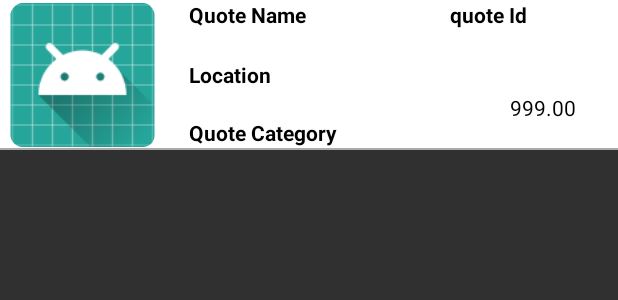
After one commit to uzairnz/WhatsAround, an Android app: the layout search_detail_recyclerview.xml on its own in the app's theme, with its tools: preview values and no code run, on a phone screen of 412 x 824 dp. The commit adds this screen. Shown: the top 300 px of the screen. Run offline under Robolectric (Android 15) with nearby library versions, the phone set to English and light mode, and no system bars.

Commit message:
Search Detail on customer side

```diff
--- a/app/src/main/AndroidManifest.xml
+++ b/app/src/main/AndroidManifest.xml
@@ -36,7 +36,8 @@
             android:label="@string/title_activity_partner_home" />
         <activity android:name=".AddQuoteActivity" />
         <activity android:name=".Quote_Detail" />
-        <activity android:name=".MyQuotesActivity"></activity>
+        <activity android:name=".MyQuotesActivity" />
+        <activity android:name=".SearchDetail"></activity>
     </application>
 
 </manifest>
--- a/app/src/main/java/com/example/uzairzohaib/whatsaround/Api.java
+++ b/app/src/main/java/com/example/uzairzohaib/whatsaround/Api.java
@@ -24,7 +24,7 @@ import com.example.uzairzohaib.whatsaround.models.ServiceQuote;
 
 public interface Api {
 
-    String BASE_URL = "http://192.168.1.6:8000/api/";
+    String BASE_URL = "http://192.168.1.7:8000/api/";
 
     @GET("service")
     Call<ArrayList<Service>> getServices();
--- a/app/src/main/res/layout/activity_login.xml
+++ b/app/src/main/res/layout/activity_login.xml
@@ -12,6 +12,7 @@
         android:layout_width="wrap_content"
         android:layout_height="wrap_content"
         android:layout_above="@+id/view"
+        android:gravity="center"
         android:layout_centerHorizontal="true"
         android:layout_marginBottom="11dp"
         android:text="@string/user"
@@ -26,6 +27,7 @@
         android:layout_alignParentEnd="true"
         android:layout_marginBottom="17dp"
         android:layout_marginEnd="85dp"
+        android:gravity="center"
         android:text="@string/partner"
         android:textColor="#ffffff"
         android:theme="@style/MyButton" />
--- /dev/null
+++ b/app/src/main/res/layout/search_detail_recyclerview.xml
@@ -0,0 +1,95 @@
+<?xml version="1.0" encoding="utf-8"?>
+<RelativeLayout
+    xmlns:android="http://schemas.android.com/apk/res/android"
+    xmlns:tools="http://schemas.android.com/tools"
+    android:layout_width="match_parent"
+    android:layout_height="100dp"
+    android:orientation="horizontal"
+    android:background="#ffff"
+    android:id="@+id/search_parent_layout"
+    xmlns:card_view="http://schemas.android.com/apk/res-auto">
+
+
+    <RelativeLayout
+        android:layout_width="match_parent"
+        android:layout_height="match_parent">
+
+        <TextView
+            android:id="@+id/quote_Id"
+            android:layout_width="112dp"
+            android:layout_height="20dp"
+            android:layout_alignParentEnd="true"
+            android:layout_alignParentTop="true"
+            android:text="@string/quote_ID"
+            android:textColor="#000"
+            android:textStyle="bold" />
+
+
+        <TextView
+            android:id="@+id/quote_name"
+            android:layout_width="112dp"
+            android:layout_height="20dp"
+            android:layout_alignParentTop="true"
+            android:layout_marginStart="16dp"
+            android:layout_toEndOf="@+id/img_quote"
+            android:text="@string/quote_name"
+            android:textColor="#000"
+            android:textStyle="bold" />
+
+        <TextView
+            android:id="@+id/quote_location"
+            android:layout_width="112dp"
+            android:layout_height="20dp"
+            android:layout_alignStart="@+id/quote_name"
+            android:layout_centerVertical="true"
+            android:text="@string/service_location"
+            android:textColor="#000"
+            android:textStyle="bold" />
+
+        <TextView
+            android:id="@+id/quote_category"
+            android:layout_width="112dp"
+            android:layout_height="20dp"
+            android:layout_above="@+id/view2"
+            android:layout_alignStart="@+id/quote_location"
+            android:text="@string/quote_category"
+            android:textColor="#000"
+            android:textStyle="bold" />
+
+        <View
+            android:id="@+id/view2"
+            android:layout_width="match_parent"
+            android:layout_height="1dp"
+            android:layout_alignParentBottom="true"
+            android:layout_alignParentStart="true"
+            android:background="@android:color/darker_gray"
+            android:foregroundGravity="bottom" />
+
+        <TextView
+            android:id="@+id/quote_price"
+            android:layout_width="100dp"
+            android:layout_height="25dp"
+            android:layout_above="@+id/view2"
+            android:layout_alignParentEnd="true"
+            android:layout_marginBottom="15dp"
+            android:padding="@dimen/margin_4"
+            android:text="@string/_999_00"
+            android:textAlignment="center"
+            android:textColor="@color/colorPrimaryDark" />
+
+        <ImageView
+            android:id="@+id/img_quote"
+            android:layout_width="110dp"
+            android:layout_height="match_parent"
+            android:layout_alignParentStart="true"
+            android:layout_alignParentTop="true"
+            android:contentDescription="@string/todo"
+            android:padding="2dp"
+            android:src="@mipmap/ic_launcher_round"
+            tools:layout_editor_absoluteX="0dp"
+            tools:layout_editor_absoluteY="0dp" />
+
+    </RelativeLayout>
+
+
+</RelativeLayout>
--- a/app/src/main/res/layout/services_recyclerview.xml
+++ b/app/src/main/res/layout/services_recyclerview.xml
@@ -5,6 +5,7 @@
     android:layout_width="match_parent"
     android:layout_height="100dp"
     android:orientation="horizontal"
+    android:id="@+id/search_parent_layout"
     android:background="@color/colorPrimary">
 
 
--- a/app/src/main/res/values/strings.xml
+++ b/app/src/main/res/values/strings.xml
@@ -61,4 +61,5 @@
     <string name="quote_detail">Quote Detail</string>
     <string name="quote_ID">quote Id</string>
     <string name="my_quotes">My Quotes</string>
+    <string name="quotes">Quotes</string>
 </resources>
```
Also changed, not shown: app/src/main/java/com/example/uzairzohaib/whatsaround/SearchDetail.java (renamed from app/src/main/java/com/example/uzairzohaib/whatsaround/MyQuotesActivity.java, +17 -33 lines), app/src/main/java/com/example/uzairzohaib/whatsaround/adapters/RecyclerViewAdapter.java (+23 -1 lines), app/src/main/java/com/example/uzairzohaib/whatsaround/adapters/SearchAdapter.java (added, +129 -0 lines), app/src/main/res/layout/activity_search_detail.xml (added, +42 -0 lines).
